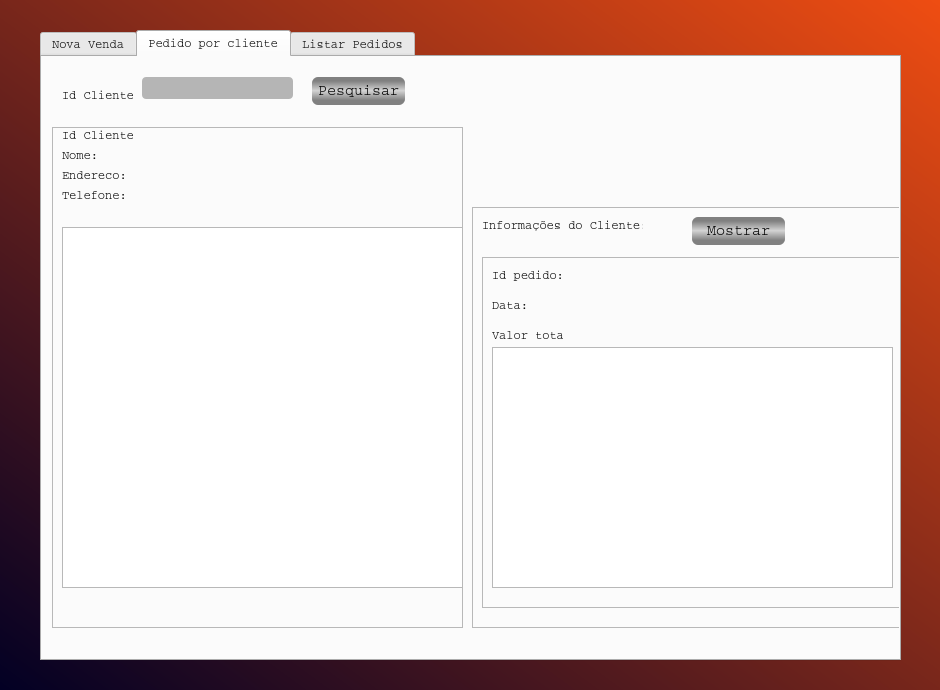
Before: the Qt Designer form AdicionarPedido.ui in ElielLucas/IventoryControl, drawn with Qt 5.
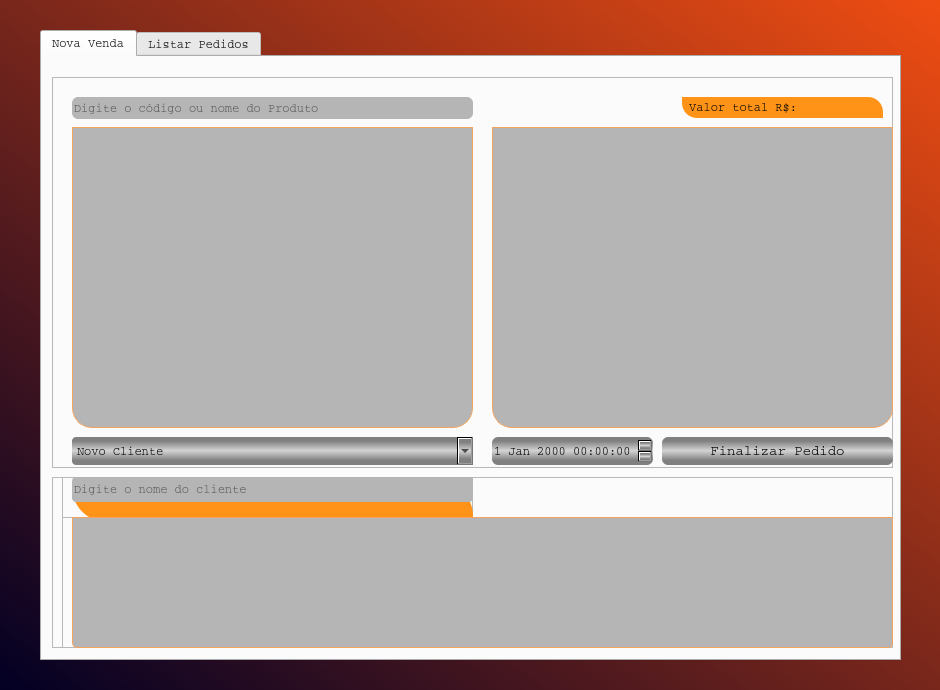
After: the same form once the commit is applied. The open tabs and pages were chosen to show the change. Icons and pictures are not drawn.

What changed in the file:
```diff
--- a/AdicionarPedido.ui
+++ b/AdicionarPedido.ui
@@ -10,8 +10,14 @@
     <height>690</height>
    </rect>
   </property>
+  <property name="maximumSize">
+   <size>
+    <width>940</width>
+    <height>690</height>
+   </size>
+  </property>
   <property name="windowTitle">
-   <string>Dialog</string>
+   <string>Vendas</string>
   </property>
   <property name="styleSheet">
    <string notr="true">QDialog{background:qlineargradient(spread:pad, x1:0, y1:1, x2:1, y2:0, stop:0 rgba(2, 0, 36, 255), stop:1 rgba(239, 77, 18, 255));
@@ -69,6 +75,14 @@
      border: 1px solid #F4A460;
 }
 
+#tbWidgetInformacoesCliente
+{
+	 selection-background-color: rgb(250, 128, 114);
+	 background:#b5b5b5;
+	 border-bottom-right-radius:5px;
+     border-bottom-left-radius:5px;
+     border: 1px solid #F4A460;
+}
 
 #twPedido
 {	
@@ -118,7 +132,7 @@
 </string>
    </property>
    <property name="currentIndex">
-    <number>2</number>
+    <number>0</number>
    </property>
    <widget class="QWidget" name="novoPedido">
     <property name="styleSheet">
@@ -165,6 +179,9 @@
       <property name="styleSheet">
        <string notr="true"/>
       </property>
+      <property name="verticalScrollBarPolicy">
+       <enum>Qt::ScrollBarAlwaysOff</enum>
+      </property>
       <property name="horizontalScrollBarPolicy">
        <enum>Qt::ScrollBarAlwaysOff</enum>
       </property>
@@ -187,6 +204,9 @@
         <verstretch>0</verstretch>
        </sizepolicy>
       </property>
+      <property name="verticalScrollBarPolicy">
+       <enum>Qt::ScrollBarAlwaysOff</enum>
+      </property>
       <property name="horizontalScrollBarPolicy">
        <enum>Qt::ScrollBarAlwaysOff</enum>
       </property>
@@ -267,9 +287,9 @@
      <widget class="QLineEdit" name="lineEditSearchProduto">
       <property name="geometry">
        <rect>
-        <x>100</x>
+        <x>20</x>
         <y>20</y>
-        <width>321</width>
+        <width>401</width>
         <height>22</height>
        </rect>
       </property>
@@ -282,16 +302,13 @@
        <string notr="true">#lineEditSearchProduto{
   border-width:1px;
   border:0;
-  border-top-right-radius:6px;
-  border-bottom-right-radius:6px;
-  border-top-left-radius:0px;
-  border-bottom-left-radius:0px;
+ border-radius:6px;
   border-color:#fff;
   background:#b5b5b5
 }</string>
       </property>
       <property name="placeholderText">
-       <string>Buscar Produto</string>
+       <string>Digite o código ou nome do Produto</string>
       </property>
      </widget>
      <widget class="QDateTimeEdit" name="dateTimeEdit">
@@ -319,41 +336,9 @@
   background:qlineargradient(spread:reflect, x1:0.994318, y1:0.915, x2:0.994318, y2:0.488, stop:0.1875 rgba(128, 128, 128, 255), stop:1 rgba(211, 211, 211, 255))
 }
 
-QDateTimeEdit::place{
-
-  background:#fff;
-}
-
 </string>
       </property>
      </widget>
-     <widget class="QComboBox" name="comboBoxSearch">
-      <property name="geometry">
-       <rect>
-        <x>20</x>
-        <y>20</y>
-        <width>81</width>
-        <height>22</height>
-       </rect>
-      </property>
-      <property name="styleSheet">
-       <string notr="true">QComboBox
-{
-	background:qlineargradient(spread:reflect, x1:0.994318, y1:0.915, x2:0.994318, y2:0.488, stop:0.1875 rgba(128, 128, 128, 255), stop:1 rgba(211, 211, 211, 255));
-}
-</string>
-      </property>
-      <item>
-       <property name="text">
-        <string>Código</string>
-       </property>
-      </item>
-      <item>
-       <property name="text">
-        <string>Nome</string>
-       </property>
-      </item>
-     </widget>
      <widget class="QComboBox" name="comboBox">
       <property name="geometry">
        <rect>
@@ -384,6 +369,11 @@
         <string>Cliente Cadastrado</string>
        </property>
       </item>
+      <item>
+       <property name="text">
+        <string>Sem Informar Cliente</string>
+       </property>
+      </item>
      </widget>
      <zorder>lineEditSearchProduto</zorder>
      <zorder>twProdutos</zorder>
@@ -392,7 +382,6 @@
      <zorder>lblValorTotal</zorder>
      <zorder>btnFinalizarPedido</zorder>
      <zorder>dateTimeEdit</zorder>
-     <zorder>comboBoxSearch</zorder>
      <zorder>comboBox</zorder>
     </widget>
     <widget class="QFrame" name="frCliente">
@@ -480,7 +469,7 @@
            </widget>
           </item>
           <item>
-           <widget class="QLineEdit" name="lineEdit">
+           <widget class="QLineEdit" name="lineEditCadastroEmailCliente">
             <property name="placeholderText">
              <string>Email</string>
             </property>
@@ -511,7 +500,13 @@
 }</string>
        </property>
        <property name="text">
-        <string>               Informações do Cliente</string>
+        <string/>
+       </property>
+       <property name="pixmap">
+        <pixmap resource="Arquivo_De_Recursos.qrc">:/imgs/images/infCliente.png</pixmap>
+       </property>
+       <property name="scaledContents">
+        <bool>true</bool>
        </property>
       </widget>
      </widget>
@@ -520,7 +515,7 @@
        <rect>
         <x>10</x>
         <y>0</y>
-        <width>411</width>
+        <width>831</width>
         <height>171</height>
        </rect>
       </property>
@@ -553,7 +548,7 @@
         <rect>
          <x>0</x>
          <y>40</y>
-         <width>411</width>
+         <width>831</width>
          <height>131</height>
         </rect>
        </property>
@@ -568,509 +563,24 @@
        <property name="frameShadow">
         <enum>QFrame::Raised</enum>
        </property>
-       <widget class="QWidget" name="">
+       <widget class="QTableWidget" name="tbWidgetInformacoesCliente">
         <property name="geometry">
          <rect>
           <x>10</x>
-          <y>10</y>
-          <width>401</width>
-          <height>111</height>
+          <y>0</y>
+          <width>821</width>
+          <height>131</height>
          </rect>
         </property>
-        <layout class="QVBoxLayout" name="verticalLayout_4">
-         <item>
-          <layout class="QHBoxLayout" name="horizontalLayout_10">
-           <item>
-            <widget class="QLabel" name="label_11">
-             <property name="font">
-              <font>
-               <family>courier</family>
-              </font>
-             </property>
-             <property name="styleSheet">
-              <string notr="true">border:0;
-border-bottom: 1px solid #F4A460;
-</string>
-             </property>
-             <property name="text">
-              <string>Nome</string>
-             </property>
-            </widget>
-           </item>
-           <item>
-            <widget class="QLabel" name="lblEnderecoNovo">
-             <property name="styleSheet">
-              <string notr="true">QLabel{ 
-  border-width:1px;
-  border:0;
-  border-radius:6px;
-  border-color:#fff;
-  background:#b5b5b5
-}</string>
-             </property>
-             <property name="text">
-              <string/>
-             </property>
-            </widget>
-           </item>
-          </layout>
-         </item>
-         <item>
-          <layout class="QHBoxLayout" name="horizontalLayout_11">
-           <item>
-            <widget class="QLabel" name="label_12">
-             <property name="font">
-              <font>
-               <family>courier</family>
-              </font>
-             </property>
-             <property name="styleSheet">
-              <string notr="true">border:0;
-border-bottom: 1px solid #F4A460;
-</string>
-             </property>
-             <property name="text">
-              <string>Endereço</string>
-             </property>
-            </widget>
-           </item>
-           <item>
-            <widget class="QLabel" name="lblNomeNovo">
-             <property name="styleSheet">
-              <string notr="true">QLabel{ 
-  border-width:1px;
-  border:0;
-  border-radius:6px;
-  border-color:#fff;
-  background:#b5b5b5
-}</string>
-             </property>
-             <property name="text">
-              <string/>
-             </property>
-            </widget>
-           </item>
-          </layout>
-         </item>
-         <item>
-          <layout class="QHBoxLayout" name="horizontalLayout_12">
-           <item>
-            <widget class="QLabel" name="label_13">
-             <property name="font">
-              <font>
-               <family>courier</family>
-              </font>
-             </property>
-             <property name="styleSheet">
-              <string notr="true">border:0;
-border-bottom: 1px solid #F4A460;
-</string>
-             </property>
-             <property name="text">
-              <string>Telefone</string>
-             </property>
-            </widget>
-           </item>
-           <item>
-            <widget class="QLabel" name="lblTelefoneNovo">
-             <property name="styleSheet">
-              <string notr="true">QLabel{ 
-  border-width:1px;
-  border:0;
-  border-radius:6px;
-  border-color:#fff;
-  background:#b5b5b5
-}</string>
-             </property>
-             <property name="text">
-              <string/>
-             </property>
-            </widget>
-           </item>
-          </layout>
-         </item>
-         <item>
-          <layout class="QHBoxLayout" name="horizontalLayout_13">
-           <item>
-            <widget class="QLabel" name="label">
-             <property name="styleSheet">
-              <string notr="true">border:0;
-border-bottom: 1px solid #F4A460;
-</string>
-             </property>
-             <property name="text">
-              <string>Email</string>
-             </property>
-            </widget>
-           </item>
-           <item>
-            <widget class="QLabel" name="lbEmailNovo">
-             <property name="styleSheet">
-              <string notr="true">QLabel{ 
-  border-width:1px;
-  border:0;
-  border-radius:6px;
-  border-color:#fff;
-  background:#b5b5b5
-}</string>
-             </property>
-             <property name="text">
-              <string/>
-             </property>
-            </widget>
-           </item>
-          </layout>
-         </item>
-        </layout>
+        <property name="verticalScrollBarPolicy">
+         <enum>Qt::ScrollBarAlwaysOff</enum>
+        </property>
+        <property name="horizontalScrollBarPolicy">
+         <enum>Qt::ScrollBarAlwaysOff</enum>
+        </property>
        </widget>
       </widget>
      </widget>
-     <widget class="QWidget" name="quadradim_2" native="true">
-      <property name="enabled">
-       <bool>true</bool>
-      </property>
-      <property name="geometry">
-       <rect>
-        <x>20</x>
-        <y>40</y>
-        <width>401</width>
-        <height>129</height>
-       </rect>
-      </property>
-      <property name="styleSheet">
-       <string notr="true">border: 1px solid #F4A460;
-border-radius: 8px;
-</string>
-      </property>
-     </widget>
-     <zorder>quadradim_2</zorder>
-     <zorder>frCadastroCliente</zorder>
-     <zorder>frBuscaCliente</zorder>
-     <zorder>label</zorder>
-     <zorder>lbEmailNovo</zorder>
-    </widget>
-   </widget>
-   <widget class="QWidget" name="tab">
-    <property name="styleSheet">
-     <string notr="true">font-family: courier</string>
-    </property>
-    <attribute name="title">
-     <string>Pedido por cliente</string>
-    </attribute>
-    <widget class="QLineEdit" name="txtIdClientePesqC">
-     <property name="geometry">
-      <rect>
-       <x>100</x>
-       <y>20</y>
-       <width>151</width>
-       <height>22</height>
-      </rect>
-     </property>
-    </widget>
-    <widget class="QPushButton" name="btnPesquisarPesqC">
-     <property name="geometry">
-      <rect>
-       <x>270</x>
-       <y>20</y>
-       <width>93</width>
-       <height>28</height>
-      </rect>
-     </property>
-     <property name="text">
-      <string>Pesquisar</string>
-     </property>
-    </widget>
-    <widget class="QLabel" name="label_40">
-     <property name="geometry">
-      <rect>
-       <x>20</x>
-       <y>30</y>
-       <width>71</width>
-       <height>16</height>
-      </rect>
-     </property>
-     <property name="text">
-      <string>Id Cliente:</string>
-     </property>
-    </widget>
-    <widget class="QFrame" name="frPedidoClientePesqC">
-     <property name="geometry">
-      <rect>
-       <x>10</x>
-       <y>70</y>
-       <width>411</width>
-       <height>501</height>
-      </rect>
-     </property>
-     <property name="frameShape">
-      <enum>QFrame::StyledPanel</enum>
-     </property>
-     <property name="frameShadow">
-      <enum>QFrame::Raised</enum>
-     </property>
-     <widget class="QLabel" name="label_32">
-      <property name="geometry">
-       <rect>
-        <x>10</x>
-        <y>0</y>
-        <width>71</width>
-        <height>16</height>
-       </rect>
-      </property>
-      <property name="text">
-       <string>Id Cliente:</string>
-      </property>
-     </widget>
-     <widget class="QLabel" name="label_33">
-      <property name="geometry">
-       <rect>
-        <x>10</x>
-        <y>20</y>
-        <width>71</width>
-        <height>16</height>
-       </rect>
-      </property>
-      <property name="text">
-       <string>Nome:</string>
-      </property>
-     </widget>
-     <widget class="QLabel" name="label_34">
-      <property name="geometry">
-       <rect>
-        <x>10</x>
-        <y>40</y>
-        <width>71</width>
-        <height>16</height>
-       </rect>
-      </property>
-      <property name="text">
-       <string>Endereco:</string>
-      </property>
-     </widget>
-     <widget class="QLabel" name="label_35">
-      <property name="geometry">
-       <rect>
-        <x>10</x>
-        <y>60</y>
-        <width>71</width>
-        <height>16</height>
-       </rect>
-      </property>
-      <property name="text">
-       <string>Telefone:</string>
-      </property>
-     </widget>
-     <widget class="QLabel" name="lblIdClientePesqC">
-      <property name="geometry">
-       <rect>
-        <x>100</x>
-        <y>0</y>
-        <width>281</width>
-        <height>16</height>
-       </rect>
-      </property>
-      <property name="text">
-       <string/>
-      </property>
-     </widget>
-     <widget class="QLabel" name="lblNomePesqC">
-      <property name="geometry">
-       <rect>
-        <x>80</x>
-        <y>60</y>
-        <width>301</width>
-        <height>16</height>
-       </rect>
-      </property>
-      <property name="text">
-       <string/>
-      </property>
-     </widget>
-     <widget class="QLabel" name="lblEnderecoPesqC">
-      <property name="geometry">
-       <rect>
-        <x>90</x>
-        <y>40</y>
-        <width>301</width>
-        <height>16</height>
-       </rect>
-      </property>
-      <property name="text">
-       <string/>
-      </property>
-     </widget>
-     <widget class="QLabel" name="lblTelefonePesqC">
-      <property name="geometry">
-       <rect>
-        <x>90</x>
-        <y>20</y>
-        <width>301</width>
-        <height>16</height>
-       </rect>
-      </property>
-      <property name="text">
-       <string/>
-      </property>
-     </widget>
-     <widget class="QTableWidget" name="twPedidoPesqC">
-      <property name="geometry">
-       <rect>
-        <x>10</x>
-        <y>100</y>
-        <width>401</width>
-        <height>361</height>
-       </rect>
-      </property>
-     </widget>
-    </widget>
-    <widget class="QFrame" name="frMostrarPesqC">
-     <property name="geometry">
-      <rect>
-       <x>430</x>
-       <y>150</y>
-       <width>431</width>
-       <height>421</height>
-      </rect>
-     </property>
-     <property name="styleSheet">
-      <string notr="true"/>
-     </property>
-     <property name="frameShape">
-      <enum>QFrame::StyledPanel</enum>
-     </property>
-     <property name="frameShadow">
-      <enum>QFrame::Raised</enum>
-     </property>
-     <widget class="QLabel" name="label_31">
-      <property name="geometry">
-       <rect>
-        <x>10</x>
-        <y>10</y>
-        <width>161</width>
-        <height>16</height>
-       </rect>
-      </property>
-      <property name="text">
-       <string>Informações do Cliente:</string>
-      </property>
-     </widget>
-     <widget class="QPushButton" name="btnMostrarPesqC">
-      <property name="geometry">
-       <rect>
-        <x>220</x>
-        <y>10</y>
-        <width>93</width>
-        <height>28</height>
-       </rect>
-      </property>
-      <property name="text">
-       <string>Mostrar</string>
-      </property>
-     </widget>
-     <widget class="QFrame" name="frMostrarListaPesqC">
-      <property name="geometry">
-       <rect>
-        <x>10</x>
-        <y>50</y>
-        <width>421</width>
-        <height>351</height>
-       </rect>
-      </property>
-      <property name="frameShape">
-       <enum>QFrame::StyledPanel</enum>
-      </property>
-      <property name="frameShadow">
-       <enum>QFrame::Raised</enum>
-      </property>
-      <widget class="QTableWidget" name="twMostrarPesqC">
-       <property name="geometry">
-        <rect>
-         <x>10</x>
-         <y>90</y>
-         <width>401</width>
-         <height>241</height>
-        </rect>
-       </property>
-      </widget>
-      <widget class="QLabel" name="label_39">
-       <property name="geometry">
-        <rect>
-         <x>10</x>
-         <y>70</y>
-         <width>71</width>
-         <height>16</height>
-        </rect>
-       </property>
-       <property name="text">
-        <string>Valor total:</string>
-       </property>
-      </widget>
-      <widget class="QLabel" name="lblValorTotalPesqC">
-       <property name="geometry">
-        <rect>
-         <x>90</x>
-         <y>70</y>
-         <width>301</width>
-         <height>16</height>
-        </rect>
-       </property>
-       <property name="text">
-        <string/>
-       </property>
-      </widget>
-      <widget class="QLabel" name="label_38">
-       <property name="geometry">
-        <rect>
-         <x>10</x>
-         <y>40</y>
-         <width>71</width>
-         <height>16</height>
-        </rect>
-       </property>
-       <property name="text">
-        <string>Data:</string>
-       </property>
-      </widget>
-      <widget class="QLabel" name="lblDataPesqC">
-       <property name="geometry">
-        <rect>
-         <x>80</x>
-         <y>40</y>
-         <width>301</width>
-         <height>16</height>
-        </rect>
-       </property>
-       <property name="text">
-        <string/>
-       </property>
-      </widget>
-      <widget class="QLabel" name="label_37">
-       <property name="geometry">
-        <rect>
-         <x>10</x>
-         <y>10</y>
-         <width>71</width>
-         <height>16</height>
-        </rect>
-       </property>
-       <property name="text">
-        <string>Id pedido:</string>
-       </property>
-      </widget>
-      <widget class="QLabel" name="lblIdPedidoPesqC">
-       <property name="geometry">
-        <rect>
-         <x>100</x>
-         <y>10</y>
-         <width>281</width>
-         <height>16</height>
-        </rect>
-       </property>
-       <property name="text">
-        <string/>
-       </property>
-      </widget>
-     </widget>
     </widget>
    </widget>
    <widget class="QWidget" name="listarPedido">
@@ -1109,6 +619,9 @@
         <height>161</height>
        </rect>
       </property>
+      <property name="verticalScrollBarPolicy">
+       <enum>Qt::ScrollBarAlwaysOff</enum>
+      </property>
       <property name="horizontalScrollBarPolicy">
        <enum>Qt::ScrollBarAlwaysOff</enum>
       </property>
@@ -1126,18 +639,19 @@
        <string>&lt;html&gt;&lt;head/&gt;&lt;body&gt;&lt;p align=&quot;justify&quot;&gt;&lt;br/&gt;&lt;/p&gt;&lt;/body&gt;&lt;/html&gt;</string>
       </property>
       <property name="styleSheet">
-       <string notr="true">QLabel{
-	background:#ff9318;
-	border-top-right-radius:35px;
-	border-bottom-left-radius:35px;
-	font-family: Courier;
-}</string>
+       <string notr="true"/>
       </property>
       <property name="text">
-       <string>    Informações detalhadas do pedido</string>
+       <string/>
+      </property>
+      <property name="pixmap">
+       <pixmap resource="Arquivo_De_Recursos.qrc">:/imgs/images/infDetalhadaDoPedido.png</pixmap>
+      </property>
+      <property name="scaledContents">
+       <bool>true</bool>
       </property>
      </widget>
-     <widget class="QWidget" name="">
+     <widget class="QWidget" name="layoutWidget">
       <property name="geometry">
        <rect>
         <x>0</x>
@@ -1254,7 +768,7 @@
 </string>
            </property>
            <property name="text">
-            <string>Endereco</string>
+            <string>Endereço</string>
            </property>
           </widget>
          </item>
@@ -1382,7 +896,7 @@
 </string>
            </property>
            <property name="text">
-            <string>Valor Total</string>
+            <string>Valor Total da Compra</string>
            </property>
           </widget>
          </item>
@@ -1394,7 +908,7 @@
   border:0;
   border-radius:6px;
   border-color:#fff;
-  background:#b5b5b5
+  background:#b5b5b5;
 }</string>
            </property>
            <property name="text">
@@ -1467,6 +981,9 @@
        <height>531</height>
       </rect>
      </property>
+     <property name="verticalScrollBarPolicy">
+      <enum>Qt::ScrollBarAlwaysOff</enum>
+     </property>
      <property name="horizontalScrollBarPolicy">
       <enum>Qt::ScrollBarAlwaysOff</enum>
      </property>
@@ -1611,20 +1128,48 @@
      </property>
      <property name="styleSheet">
       <string notr="true">border: 1px solid #F4A460;
+border-radius:8px;
 </string>
      </property>
     </widget>
+    <widget class="QWidget" name="widgetSearchForDate" native="true">
+     <property name="geometry">
+      <rect>
+       <x>240</x>
+       <y>20</y>
+       <width>171</width>
+       <height>41</height>
+      </rect>
+     </property>
+     <widget class="QDateEdit" name="dateEditSearchPedido">
+      <property name="geometry">
+       <rect>
+        <x>10</x>
+        <y>10</y>
+        <width>151</width>
+        <height>22</height>
+       </rect>
+      </property>
+      <property name="styleSheet">
+       <string notr="true">QDateEdit{
+  border-width:1px;
+  border-radius:6px;
+  border-color:#fff;
+  background:qlineargradient(spread:reflect, x1:0.994318, y1:0.915, x2:0.994318, y2:0.488, stop:0.1875 rgba(128, 128, 128, 255), stop:1 rgba(211, 211, 211, 255))
+}
+
+</string>
+      </property>
+     </widget>
+    </widget>
+    <zorder>widgetSearchForDate</zorder>
     <zorder>quadradim</zorder>
     <zorder>widgetPesquisaTwoLines</zorder>
     <zorder>frMostrarLista</zorder>
     <zorder>twListarPedidos</zorder>
-    <zorder>lineEditValorY</zorder>
-    <zorder>lineEditValorX</zorder>
     <zorder>widgetPesquisaOneLine</zorder>
     <zorder>comboBoxTipoPesquisa</zorder>
     <zorder>comboBoxTipoOrdenacao</zorder>
-    <zorder>label_4</zorder>
-    <zorder>labelEmailCliente</zorder>
    </widget>
   </widget>
  </widget>
```
Left out of the diff: 4 changed lines with no effect on the pictures.
